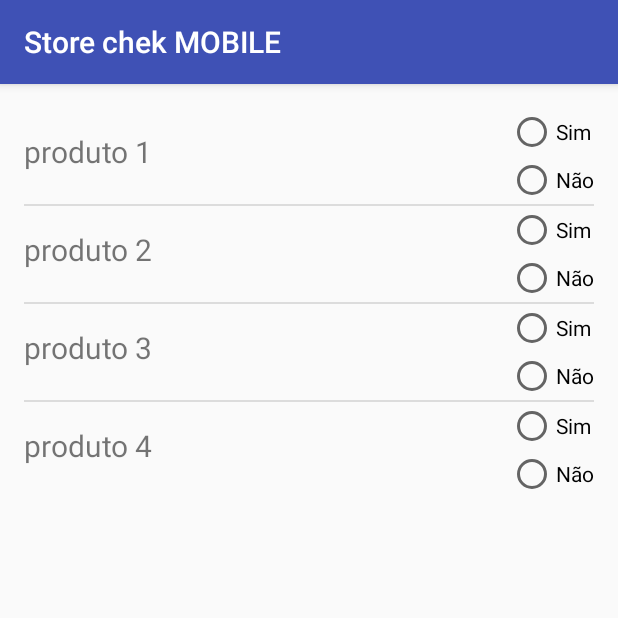
After one commit to lucasaraujoo/StoreCheck, an Android app: the EscolherItensCotar screen opened directly, with no data from a screen before it, on a phone screen of 412 x 824 dp, the top half of it. The commit adds this screen. Run offline under Robolectric (Android 15) with nearby library versions, the phone set to English and light mode, and no system bars.

Commit message:
Adicionar listview para exibir produtos e o RB "sim e não"

```diff
--- a/app/src/main/AndroidManifest.xml
+++ b/app/src/main/AndroidManifest.xml
@@ -21,6 +21,7 @@
         <activity android:name=".Cotar" />
         <activity android:name=".ColocarPrecos" />
         <activity android:name=".Controladores.ControladorCotacao" />
+        <activity android:name=".EscolherItensCotar"></activity>
     </application>
 
 </manifest>
--- /dev/null
+++ b/app/src/main/java/badgears/storecheck/EscolherItensCotar.java
@@ -0,0 +1,57 @@
+package badgears.storecheck;
+
+import android.support.v7.app.AppCompatActivity;
+import android.os.Bundle;
+import android.view.View;
+import android.widget.AdapterView;
+import android.widget.ListView;
+import android.widget.Toast;
+
+public class EscolherItensCotar extends AppCompatActivity {
+
+    String[] produtos = new String[]{
+            "produto 1",
+            "produto 2",
+            "produto 3",
+            "produto 4",
+    };
+    Boolean[] sim = new Boolean[]{
+           false,
+            false,
+            false,
+            false,
+    };
+    Boolean[] nao = new Boolean[]{
+            false,
+            false,
+            false,
+            false,
+    };
+
+    ItemListView adapter;
+
+    @Override
+    protected void onCreate(Bundle savedInstanceState) {
+        super.onCreate(savedInstanceState);
+        setContentView(R.layout.activity_escolher_itens_cotar);
+
+        final ListView lista = (ListView) findViewById(R.id.listaProdutos);
+        adapter = new ItemListView(this, sim,nao, produtos);
+        lista.setAdapter(adapter);
+
+        lista.setOnItemClickListener(new AdapterView.OnItemClickListener() {
+            @Override
+            public void onItemClick(AdapterView adapterView, View view, int i, long l) {
+                Toast.makeText(getApplicationContext(), "presiono " + i, Toast.LENGTH_SHORT).show();
+            }
+        });
+
+        lista.setOnItemLongClickListener(new AdapterView.OnItemLongClickListener() {
+            @Override
+            public boolean onItemLongClick(AdapterView adapterView, View view, int i, long l) {
+                Toast.makeText(getApplicationContext(), "presiono LARGO " + i, Toast.LENGTH_SHORT).show();
+                return false;
+            }
+        });
+    }
+}
--- a/app/src/main/java/badgears/storecheck/ItemListView.java
+++ b/app/src/main/java/badgears/storecheck/ItemListView.java
@@ -1,42 +1,70 @@
 package badgears.storecheck;
+
+import android.content.Context;
+import android.view.LayoutInflater;
+import android.view.View;
+import android.view.ViewGroup;
+import android.widget.BaseAdapter;
+import android.widget.RadioButton;
+import android.widget.TextView;
 
 /**
  * Created by lucas on 21/09/16.
  */
 
-public class ItemListView {
-    private String Estabelecimento;
-    private int ItensEstoque;
-    private int ItensSemEstoque;
-    private int TotalItens;
+public class ItemListView extends BaseAdapter {
 
-    public ItemListView(){
+    // Declare Variables
+    Context context;
+    Boolean[] sim;
+    Boolean[] nao;
+    String[] Produtos;
+    LayoutInflater inflater;
 
+    public ItemListView(Context context, Boolean[] sim, Boolean[] nao, String[] Produtos ) {
+        this.context = context;
+        this.sim = sim;
+        this.nao = nao;
+        this.Produtos = Produtos;
     }
 
-    public ItemListView(String Esta, int ComEstoq, int SemEstoq, int Total){
-        this.Estabelecimento = Esta;
-        this.ItensEstoque = ComEstoq;
-        this.ItensSemEstoque = SemEstoq;
-        this.TotalItens = Total;
+    @Override
+    public int getCount() {
+        return Produtos.length;
     }
 
-    public String getEstabalecimento(){
-        return Estabelecimento;
+    @Override
+    public Object getItem(int position) {
+        return null;
     }
-    public void setEstabelecimento(String Esta){
-        this.Estabelecimento = Esta;
+
+    @Override
+    public long getItemId(int position) {
+        return 0;
     }
-    public int getItensEmEstoque(){
-        return ItensEstoque;
-    }
-    public void setItensEmEstoque(int EmEstoq){
-        this.ItensEstoque = EmEstoq;
-    }
-    public int getItensSemEstoque(){
-        return ItensSemEstoque;
-    }
-    public void setItensSemEstoqe(){
 
+    public View getView(int position, View convertView, ViewGroup parent) {
+
+        // Declare Variables
+        RadioButton rbSim;
+        RadioButton rbNao;
+        TextView txtProduto;
+
+        //http://developer.android.com/intl/es/reference/android/view/LayoutInflater.html
+        inflater = (LayoutInflater) context.getSystemService(Context.LAYOUT_INFLATER_SERVICE);
+
+        View itemView = inflater.inflate(R.layout.produtos_listview, parent, false);
+
+        // Locate the TextViews in listview_item.xml
+        rbSim = (RadioButton) itemView.findViewById(R.id.rbSim);
+        rbNao = (RadioButton) itemView.findViewById(R.id.rbNao);
+        txtProduto = (TextView) itemView.findViewById(R.id.tvNomeProduto);
+
+        // Capture position and set to the TextViews
+        rbSim.setChecked(sim[position]);
+        rbNao.setChecked(nao[position]);
+        txtProduto.setText(Produtos[position]);
+
+        return itemView;
     }
 }
--- /dev/null
+++ b/app/src/main/res/layout/activity_escolher_itens_cotar.xml
@@ -0,0 +1,17 @@
+<?xml version="1.0" encoding="utf-8"?>
+<RelativeLayout xmlns:android="http://schemas.android.com/apk/res/android"
+    xmlns:tools="http://schemas.android.com/tools"
+    android:id="@+id/activity_escolher_itens_cotar"
+    android:layout_width="match_parent"
+    android:layout_height="match_parent"
+    android:paddingBottom="@dimen/activity_vertical_margin"
+    android:paddingLeft="@dimen/activity_horizontal_margin"
+    android:paddingRight="@dimen/activity_horizontal_margin"
+    android:paddingTop="@dimen/activity_vertical_margin"
+    tools:context="badgears.storecheck.EscolherItensCotar">
+
+    <ListView
+        android:layout_width="wrap_content"
+        android:layout_height="wrap_content"
+        android:id="@+id/listaProdutos"></ListView>
+</RelativeLayout>
```
Also changed, not shown: app/src/main/java/badgears/storecheck/Controladores/ControladorCotacao.java (+14 -0 lines).
